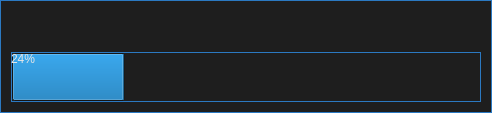
Before: the Qt Designer form ui/ui_progress_bar.ui in il721/EasyBack, drawn with Qt 5.
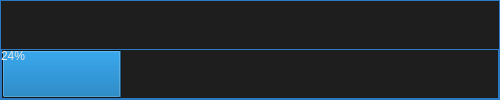
After: the same form once the commit is applied.

Commit message: Progress bar was done

```diff
--- a/ui/ui_progress_bar.ui
+++ b/ui/ui_progress_bar.ui
@@ -6,10 +6,28 @@
    <rect>
     <x>0</x>
     <y>0</y>
-    <width>492</width>
-    <height>113</height>
+    <width>500</width>
+    <height>100</height>
    </rect>
   </property>
+  <property name="sizePolicy">
+   <sizepolicy hsizetype="Fixed" vsizetype="Fixed">
+    <horstretch>0</horstretch>
+    <verstretch>0</verstretch>
+   </sizepolicy>
+  </property>
+  <property name="minimumSize">
+   <size>
+    <width>500</width>
+    <height>100</height>
+   </size>
+  </property>
+  <property name="maximumSize">
+   <size>
+    <width>500</width>
+    <height>100</height>
+   </size>
+  </property>
   <property name="windowTitle">
    <string>Form</string>
   </property>
@@ -32,6 +50,54 @@
 border-color: #2B79C2;}</string>
   </property>
   <layout class="QVBoxLayout" name="verticalLayout">
+   <property name="spacing">
+    <number>0</number>
+   </property>
+   <property name="leftMargin">
+    <number>0</number>
+   </property>
+   <property name="topMargin">
+    <number>0</number>
+   </property>
+   <property name="rightMargin">
+    <number>0</number>
+   </property>
+   <property name="bottomMargin">
+    <number>0</number>
+   </property>
+   <item>
+    <widget class="QFrame" name="progress_frame">
+     <property name="minimumSize">
+      <size>
+       <width>500</width>
+       <height>100</height>
+      </size>
+     </property>
+     <property name="maximumSize">
+      <size>
+       <width>500</width>
+       <height>100</height>
+      </size>
+     </property>
+     <property name="frameShape">
+      <enum>QFrame::StyledPanel</enum>
+     </property>
+     <property name="frameShadow">
+      <enum>QFrame::Raised</enum>
+     </property>
+     <layout class="QVBoxLayout" name="verticalLayout_2">
+      <property name="leftMargin">
+       <number>0</number>
+      </property>
+      <property name="topMargin">
+       <number>0</number>
+      </property>
+      <property name="rightMargin">
+       <number>0</number>
+      </property>
+      <property name="bottomMargin">
+       <number>0</number>
+      </property>
    <item>
     <widget class="QLabel" name="progress_text">
      <property name="text">
@@ -56,6 +122,9 @@
      <property name="value">
       <number>24</number>
      </property>
+       </widget>
+      </item>
+     </layout>
     </widget>
    </item>
   </layout>
```
Lines whose indentation alone changed are shown as unchanged. The commit also changes 5 other files.
